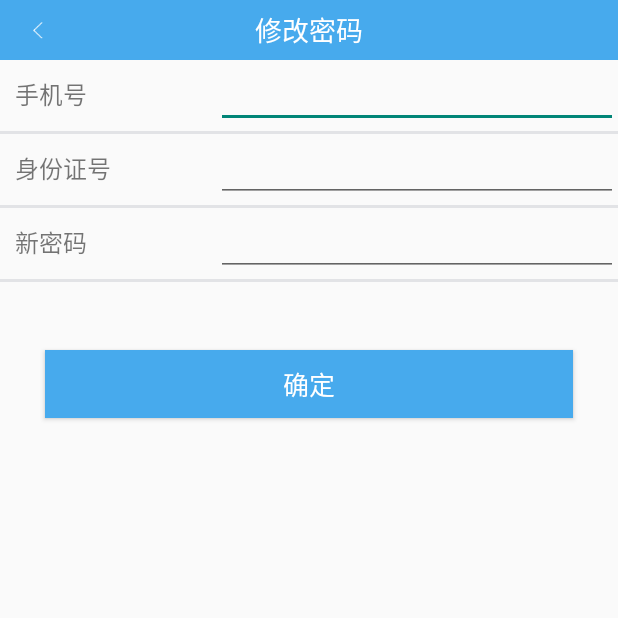
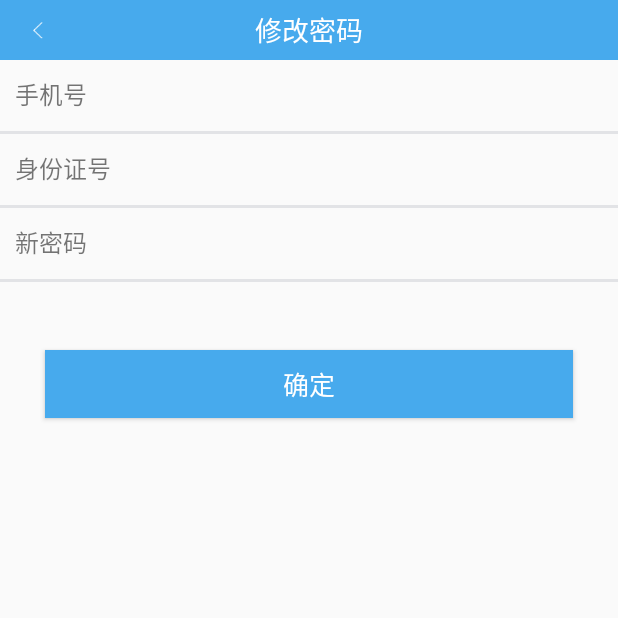
Before and after one commit to bxfla/withoutwork01, an Android app: the CheckPwdActivity screen opened directly, with no data from a screen before it, on a phone screen of 412 x 824 dp, the top half of it. Run offline under Robolectric (Android 15) with nearby library versions, the light colour scheme and no system bars; our stand-ins replace ButterKnife.

Commit message:
withoutwork01

```diff
--- a/app/src/main/res/layout/activity_checkpwd.xml
+++ b/app/src/main/res/layout/activity_checkpwd.xml
@@ -27,6 +27,7 @@
             android:textSize="16dp" />
         <EditText
             android:id="@+id/etName"
+            android:background="@null"
             android:layout_weight="2"
             android:layout_width="0dp"
             android:layout_height="match_parent"
@@ -47,6 +48,7 @@
             android:textSize="16dp" />
         <EditText
             android:id="@+id/etIdcard"
+            android:background="@null"
             android:layout_weight="2"
             android:layout_width="0dp"
             android:layout_height="match_parent"
@@ -67,6 +69,7 @@
             android:textSize="16dp" />
         <EditText
             android:id="@+id/etNewPwd"
+            android:background="@null"
             android:layout_weight="2"
             android:layout_width="0dp"
             android:layout_height="match_parent"
```
